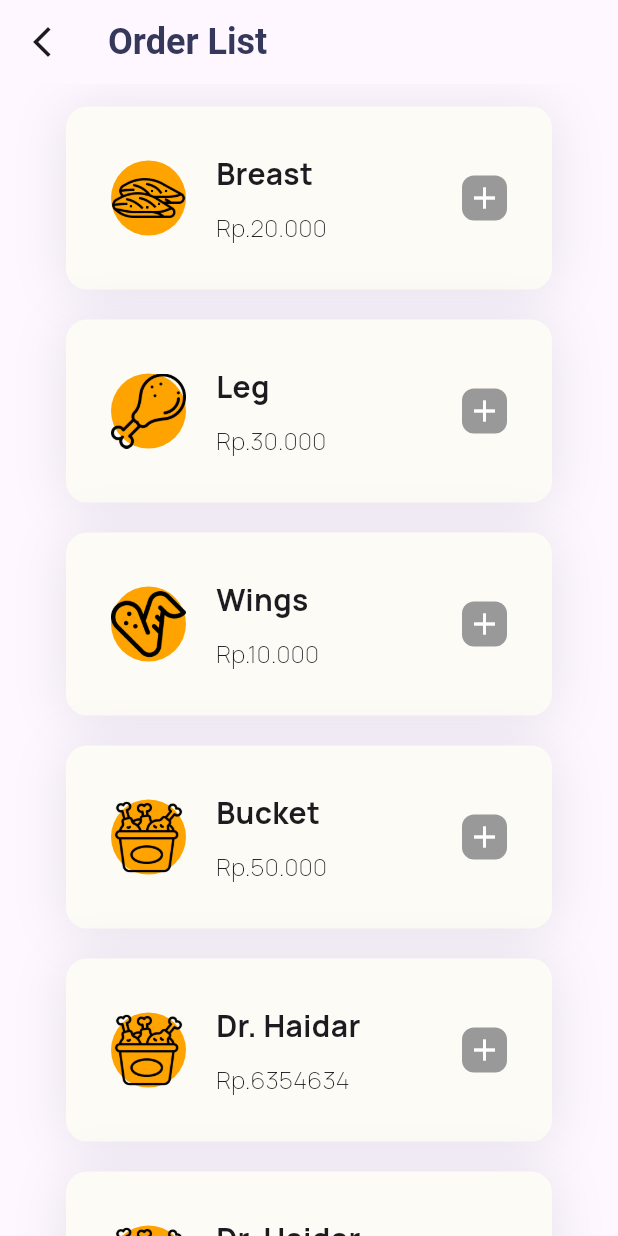
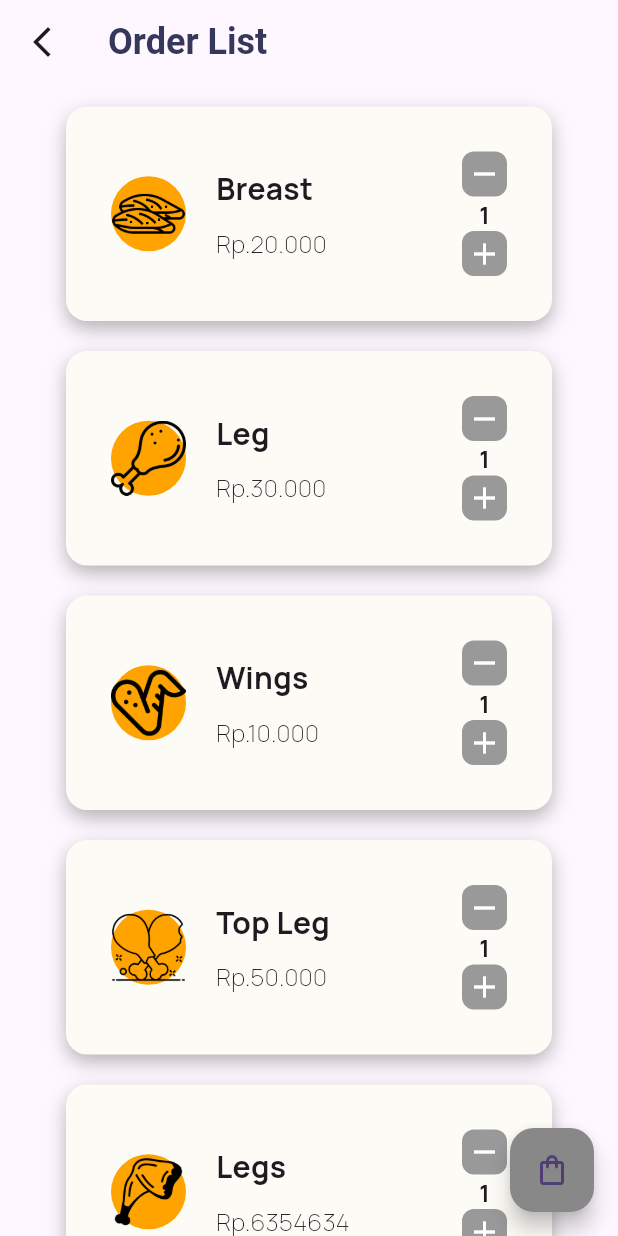
Before and after one commit to Lezazel-Developer/mobile-lezazel, a Flutter app: the HomeScreen screen opened by its route, after a tap on the "shopping cart" icon, on a phone screen of 412 x 824 dp. Run offline on Flutter 3.47's test engine with Material 3 defaults, Android fonts, the phone set to English and light mode, and no system bars; our stand-ins replace flutter_feather_icons, google_fonts, lottie.

Commit message:
add cart

```diff
--- a/lib/auth/sign_in.dart
+++ b/lib/auth/sign_in.dart
@@ -1,6 +1,5 @@
 import 'package:flutter/material.dart';
 import 'package:google_fonts/google_fonts.dart';
-import 'package:lezazel_flutter/screen/home_screen.dart';
 import 'package:lezazel_flutter/widget/form.dart';
 
 class SignIn extends StatefulWidget {
@@ -110,7 +109,8 @@ class _SignInState extends State<SignIn> {
                   top: 250,
                   child: Container(
                       alignment: Alignment.centerLeft,
-                      child: Image.asset('assets/images/ayam_kecil.png', height: 200)),
+                      child: Image.asset('assets/images/ayam_kecil.png',
+                          height: 200)),
                 )
               ],
             ),
--- a/lib/auth/sign_up.dart
+++ b/lib/auth/sign_up.dart
@@ -120,7 +120,8 @@ class _SignUpState extends State<SignUp> {
                 Positioned(
                   top: 211,
                   left: 200,
-                  child: Image.asset('assets/images/ayam_besar.png', height: 250),
+                  child:
+                      Image.asset('assets/images/ayam_besar.png', height: 250),
                 ),
               ],
             ),
--- a/lib/main.dart
+++ b/lib/main.dart
@@ -1,6 +1,7 @@
 import 'package:flutter/material.dart';
 import 'package:google_fonts/google_fonts.dart';
 import 'package:lezazel_flutter/screen/cart.dart';
+import 'package:lezazel_flutter/screen/checkout.dart';
 import 'package:lezazel_flutter/screen/home_screen.dart';
 import 'package:lezazel_flutter/screen/splash_screen.dart';
 
@@ -17,11 +18,12 @@ class MyApp extends StatelessWidget {
   Widget build(BuildContext context) {
     return MaterialApp(
       routes: {
-        '/': (context) => const SplashScreen(),
+        '/': (context) => const CartScreen(),
         '/sign_in': (context) => const SignIn(),
         '/sign_up': (context) => const SignUp(),
         '/home': (context) => const HomeScreen(),
         '/cart': (context) => const CartScreen(),
+        '/checkout': (context) => CheckoutPage(),
       },
       debugShowCheckedModeBanner: false,
       title: 'Lezazel',
--- a/lib/models/product.dart
+++ b/lib/models/product.dart
@@ -1,6 +1,6 @@
 import 'package:flutter/material.dart';
 
-class ProductModel  {
+class ProductModel {
   final String image;
   final String title;
   final String price;
@@ -14,40 +14,14 @@ class ProductModel  {
 }
 
 var products = [
-  ProductModel(
-      title: 'Breast',
-      image: 'chicken-breast.png',
-      price: '20.000'),
-
-ProductModel(
-      title: 'Leg',
-      image: 'chicken-leg.png',
-      price: '30.000'),
-
-ProductModel(
-      title: 'Wings',
-      image: 'chicken-wings.png',
-      price: '10.000'),
-
-ProductModel(
-      title: 'Bucket',
-      image: 'chicken-bucket.png',
-      price: '50.000'),
-
-  ProductModel(
-      title: 'Dr. Haidar',
-      image: 'chicken-bucket.png',
-      price: '6354634'),
-
-  ProductModel(
-      title: 'Dr. Haidar',
-      image: 'chicken-bucket.png',
-      price: '3456345'),
-
-  ProductModel(
-      title: 'Dr. Haidar',
-      image: 'chicken-bucket.png',
-      price: '356354'),
-
-
+  const ProductModel(
+      title: 'Breast', image: 'chicken-breast.png', price: '20.000'),
+  const ProductModel(title: 'Leg', image: 'chicken-leg.png', price: '30.000'),
+  const ProductModel(
+      title: 'Wings', image: 'chicken-wings.png', price: '10.000'),
+  const ProductModel(
+      title: 'Top Leg', image: 'chicken-legtop.png', price: '50.000'),
+  const ProductModel(title: 'Legs', image: 'leg.png', price: '6354634'),
+  const ProductModel(
+      title: 'Bucket', image: 'chicken-bucket.png', price: '3456345'),
 ];
--- a/lib/screen/cart.dart
+++ b/lib/screen/cart.dart
@@ -1,42 +1,65 @@
+import 'package:flutter/cupertino.dart';
 import 'package:flutter/material.dart';
+import 'package:flutter/widgets.dart';
 import 'package:google_fonts/google_fonts.dart';
 
 import '../models/product.dart';
 
-class CartScreen extends StatelessWidget {
+class CartScreen extends StatefulWidget {
   const CartScreen({super.key});
+
+  @override
+  State<CartScreen> createState() => _CartScreenState();
+}
+
+class _CartScreenState extends State<CartScreen> {
+  List<int> quantities = [];
+
+  @override
+  void initState() {
+    super.initState();
+    quantities = List<int>.filled(products.length, 1, growable: true);
+  }
 
   @override
   Widget build(BuildContext context) {
     return Scaffold(
+      floatingActionButton: FloatingActionButton(
+        backgroundColor: const Color(0xff888888),
+        onPressed: () {
+          Navigator.of(context).pushNamed('/checkout');
+        },
+        child: const Icon(Icons.shopping_bag_outlined),
+      ),
       appBar: AppBar(
         surfaceTintColor: Colors.white,
         leading: IconButton(
-          icon: Icon(Icons.arrow_back_ios_new),
+          icon: const Icon(Icons.arrow_back_ios_new),
           onPressed: () {
             Navigator.of(context).pop();
           },
         ),
-        title: Text('Order List', style: GoogleFonts.roboto(
-            color: Color(0xff35385A),
+        title: Text('Order List',
+            style: GoogleFonts.roboto(
+                color: const Color(0xff35385A),
                 fontSize: 24,
-            fontWeight: FontWeight.w700
-        )),
+                fontWeight: FontWeight.w700)),
       ),
       body: SafeArea(
         child: SingleChildScrollView(
           padding: const EdgeInsets.symmetric(horizontal: 24),
           child: Column(
-            children:  [
+            children: [
               const SizedBox(height: 15,),
               _products(),
-              const SizedBox(height: 30,),
+              const SizedBox(
+                height: 30,
+              ),
             ],
           ),
         ),
       ),
     );
-  }
   }
 
   ListView _products() {
@@ -44,36 +67,44 @@ ListView _products() {
         padding: const EdgeInsets.symmetric(horizontal: 20),
         physics: const NeverScrollableScrollPhysics(),
         shrinkWrap: true,
-      itemBuilder: (context, index) => buildProduct(products[index]),
+        itemBuilder: (context, index) => buildProduct(products[index], index),
         separatorBuilder: (context, index) => const SizedBox(height: 20),
         itemCount: products.length);
   }
 
-Container buildProduct(ProductModel productmodel) {
-  return Container(
+  Widget buildProduct(ProductModel productmodel, int index) {
+    return Stack(
+      children: [
+        GestureDetector(
+          onTap: () {
+            // Tambahkan logika untuk menampilkan detail produk
+          },
+          child: Container(
             padding: const EdgeInsets.all(30),
             decoration: BoxDecoration(
-        color: Color(0xffFDFBF6),
+                color: const Color(0xffFDFBF6),
                 borderRadius: BorderRadius.circular(14),
-        boxShadow: [BoxShadow(
-            color: const Color(0xff35385A).withOpacity(.12),
-            blurRadius: 30,
-            offset: const Offset(0, 2)
-        )]
-    ),
+                boxShadow: [
+                  BoxShadow(
+                      color: const Color(0xff111111).withOpacity(.3),
+                      blurRadius: 10,
+                      offset: const Offset(0, 5))
+                ]),
             child: Row(
               children: [
                 Container(
-
                   decoration: BoxDecoration(
-              color: Color(0xfffea300),
-              borderRadius: BorderRadius.circular(100)
+                      color: const Color(0xfffea300),
+                      borderRadius: BorderRadius.circular(100)),
+                  child: Image.asset(
+                    'assets/images/${productmodel.image}',
+                    height: 50,
+                    width: 50,
                   ),
-          child: Image.asset('assets/images/${productmodel.image}',
-            height: 50,
-            width: 50,),
                 ),
-        const SizedBox(width: 20,),
+                const SizedBox(
+                  width: 20,
+                ),
                 Flexible(
                   fit: FlexFit.tight,
                   child: Column(
@@ -81,30 +112,77 @@ Container buildProduct(ProductModel productmodel) {
                     children: [
                       Text(
                         productmodel.title,
-                style: GoogleFonts.manrope(fontWeight: FontWeight.bold, fontSize: 20),
+                        style: GoogleFonts.manrope(
+                            fontWeight: FontWeight.bold, fontSize: 20),
                       ),
-              SizedBox(height: 10),
+                      const SizedBox(height: 10),
                       Text(
                         'Rp.${productmodel.price}',
-                style: GoogleFonts.manrope(fontWeight: FontWeight.w100, fontSize: 16),
+                        style: GoogleFonts.manrope(
+                            fontWeight: FontWeight.w100, fontSize: 16),
                       ),
-
-
                     ],
                   ),
                 ),
+                SizedBox(height: 20,),
+                Column(
+                  children: [
                     Container(
                       decoration: BoxDecoration(
-              color: Color(0xff999999),
-              borderRadius: BorderRadius.circular(8)
+                          color: const Color(0xff999999),
+                          borderRadius: BorderRadius.circular(8)),
+                      height: 30,
+                      width: 30,
+                      child: GestureDetector(
+                          onTap: () {
+                            setState(() {
+                              if (quantities[index] > 0) {
+                                quantities[index]--;
+                                if (quantities[index] == 0) {
+                                  quantities.removeAt(index);
+                                  products.removeAt(index);
+                                }
+                              }
+                            });
+                          },
+                          child: const Icon(
+                            Icons.remove,
+                            color: Colors.white,
+                          )),
                     ),
-          child: InkWell(
-              onTap: () {},
-              child: Icon(Icons.add, color: Colors.white,)
+                    const SizedBox(width: 10,),
+                    Text(
+                      '${quantities[index]}',
+                      style: GoogleFonts.manrope(
+                          fontWeight: FontWeight.bold, fontSize: 16),
                     ),
+                    const SizedBox(
+                      width: 10,
+                    ),
+                    Container(
+                      decoration: BoxDecoration(
+                          color: const Color(0xff999999),
+                          borderRadius: BorderRadius.circular(8)),
                       height: 30,
-          width: 30,),
+                      width: 30,
+                      child: GestureDetector(
+                          onTap: () {
+                            setState(() {
+                              quantities[index]++;
+                            });
+                          },
+                          child: const Icon(
+                            Icons.add,
+                            color: Colors.white,
+                          )),
+                    ),
                   ],
                 ),
+              ],
+            ),
+          ),
+        ),
+      ],
     );
   }
+}
--- a/lib/screen/home_screen.dart
+++ b/lib/screen/home_screen.dart
@@ -1,25 +1,20 @@
-import 'package:flutter/cupertino.dart';
 import 'package:flutter/material.dart';
 import 'package:flutter/services.dart';
-import 'package:flutter/widgets.dart';
 import 'package:flutter_feather_icons/flutter_feather_icons.dart';
 import 'package:google_fonts/google_fonts.dart';
 import 'package:lezazel_flutter/models/category.dart';
 import 'package:lezazel_flutter/models/product.dart';
 
-
 var selectedCategory = 0;
 
 class HomeScreen extends StatefulWidget {
-  const HomeScreen({Key? key}) : super(key: key);
+  const HomeScreen({super.key});
 
   @override
   State<HomeScreen> createState() => _HomeScreenState();
 }
 
 class _HomeScreenState extends State<HomeScreen> {
-
-
   @override
   Widget build(BuildContext context) {
     SystemChrome.setSystemUIOverlayStyle(SystemUiOverlayStyle.dark);
@@ -28,11 +23,11 @@ class _HomeScreenState extends State<HomeScreen> {
       // backgroundColor: Color(0xffE4D8C6),
       bottomNavigationBar: bottomNavigationBar(),
       floatingActionButton: FloatingActionButton(
-        backgroundColor: Color(0xff888888),
+        backgroundColor: const Color(0xff888888),
         onPressed: () {
           Navigator.of(context).pushNamed('/cart');
         },
-        child: Icon( Icons.shopping_cart),
+        child: const Icon(Icons.shopping_cart),
       ),
       body: SafeArea(
         child: SingleChildScrollView(
@@ -44,30 +39,40 @@ class _HomeScreenState extends State<HomeScreen> {
               const SizedBox(height: 40),
               Container(
                 decoration: BoxDecoration(
-                  boxShadow: [BoxShadow(
+                  boxShadow: [
+                    BoxShadow(
                       color: Colors.black.withOpacity(.08),
                       blurRadius: 10,
-                    offset: Offset(0, -10),
-                  )],
+                      offset: const Offset(0, -10),
+                    )
+                  ],
                   color: Colors.white,
-                  borderRadius: BorderRadius.vertical(top: Radius.circular(45)),
+                  borderRadius:
+                      const BorderRadius.vertical(top: Radius.circular(45)),
                 ),
                 child: Column(
                   // mainAxisAlignment: MainAxisAlignment.spaceAround,
                   children: [
                     const SizedBox(height: 30),
                     buildSearch(),
-                    const SizedBox(height: 30,),
+                    const SizedBox(
+                      height: 30,
+                    ),
                     // categories(),
-                    const SizedBox(height: 8,),
-                    buildDivider(),
-                    const SizedBox(height: 15,),
+                    const SizedBox(
+                      height: 8,
+                    ),
+                    // buildDivider(),
+                    const SizedBox(
+                      height: 15,
+                    ),
                     _products(),
-                    const SizedBox(height: 30,),
+                    const SizedBox(
+                      height: 30,
+                    ),
                   ],
                 ),
               ),
-
             ],
           ),
         ),
@@ -89,26 +94,29 @@ class _HomeScreenState extends State<HomeScreen> {
     return Container(
       padding: const EdgeInsets.all(30),
       decoration: BoxDecoration(
-          color: Color(0xffEEE4D6),
+          color: const Color(0xffEEE4D6),
           borderRadius: BorderRadius.circular(14),
-          boxShadow: [BoxShadow(
-              color: const Color(0xff35385A).withOpacity(.12),
-              blurRadius: 30,
-              offset: const Offset(0, 2)
-          )]
-      ),
+          boxShadow: [
+            BoxShadow(
+                color: const Color(0xff111111).withOpacity(.3),
+                blurRadius: 10,
+                offset: const Offset(0, 5))
+          ]),
       child: Row(
         children: [
           Container(
             decoration: BoxDecoration(
-              color: Color(0xfffea300),
-                borderRadius: BorderRadius.circular(100)
+                color: const Color(0xfffea300),
+                borderRadius: BorderRadius.circular(100)),
+            child: Image.asset(
+              'assets/images/${productmodel.image}',
+              height: 60,
+              width: 60,
             ),
-            child: Image.asset('assets/images/${productmodel.image}',
-              height: 50,
-              width: 50,),
           ),
-          const SizedBox(width: 20,),
+          const SizedBox(
+            width: 20,
+          ),
           Flexible(
             fit: FlexFit.tight,
             child: Column(
@@ -116,29 +124,31 @@ class _HomeScreenState extends State<HomeScreen> {
               children: [
                 Text(
                   productmodel.title,
-                  style: GoogleFonts.manrope(fontWeight: FontWeight.bold, fontSize: 20),
+                  style: const TextStyle(
+                      fontWeight: FontWeight.bold, fontSize: 20),
                 ),
-                SizedBox(height: 10),
+                const SizedBox(height: 10),
                 Text(
                   'Rp.${productmodel.price}',
-                  style: GoogleFonts.manrope(fontWeight: FontWeight.w100, fontSize: 16),
+                  style: GoogleFonts.manrope(
+                      fontWeight: FontWeight.w100, fontSize: 16),
                 ),
-
-
               ],
             ),
           ),
           Container(
             decoration: BoxDecoration(
-                color: Color(0xff999999),
-                borderRadius: BorderRadius.circular(8)
-            ),
+                color: const Color(0xff999999),
+                borderRadius: BorderRadius.circular(100)),
+            height: 45,
+            width: 45,
             child: InkWell(
                 onTap: () {},
-                child: Icon(Icons.add, color: Colors.white,)
+                child: const Icon(
+                  Icons.arrow_forward_ios_sharp,
+                  color: Colors.white,
+                )),
           ),
-              height: 30,
-              width: 30,),
         ],
       ),
     );
@@ -147,36 +157,32 @@ class _HomeScreenState extends State<HomeScreen> {
   Container buildDivider() {
     return Container(
         width: 270,
-              decoration: BoxDecoration(
-                boxShadow: [
+        decoration: BoxDecoration(boxShadow: [
           BoxShadow(
-                    color: Color(0xffffffff).withOpacity(0.9),
+            color: const Color(0xffffffff).withOpacity(0.9),
             blurRadius: 20,
             offset: const Offset(5, 5),
           )
-                ]
-              ),
-                child: Divider(
-                  thickness: 1.0, color: Color(0xffffffff),
-                )
-            );
+        ]),
+        child: const Divider(
+          thickness: 1.0,
+          color: Color(0xffffffff),
+        ));
   }
-
-
-
-
 
   Container bottomNavigationBar() {
     return Container(
       height: 100,
       decoration: BoxDecoration(
-        boxShadow: [BoxShadow(
+        boxShadow: [
+          BoxShadow(
             color: Colors.black.withOpacity(.03),
             blurRadius: 30,
-          offset: Offset(0, -10),
-        )],
-        color: Color(0xffE6E6E6),
-        borderRadius: BorderRadius.vertical(top: Radius.circular(45)),
+            offset: const Offset(0, -10),
+          )
+        ],
+        color: const Color(0xffE6E6E6),
+        borderRadius: const BorderRadius.vertical(top: Radius.circular(45)),
       ),
       child: Row(
         mainAxisAlignment: MainAxisAlignment.spaceAround,
@@ -201,7 +207,7 @@ class _HomeScreenState extends State<HomeScreen> {
         ),
         Text(
           label,
-          style: TextStyle(fontSize: 12),
+          style: const TextStyle(fontSize: 12),
         ),
       ],
     );
@@ -241,7 +247,6 @@ class _HomeScreenState extends State<HomeScreen> {
       padding: const EdgeInsets.symmetric(horizontal: 15.0),
       child: Row(
         mainAxisAlignment: MainAxisAlignment.spaceBetween,
-
         children: [
           Column(
             crossAxisAlignment: CrossAxisAlignment.start,
@@ -253,11 +258,11 @@ class _HomeScreenState extends State<HomeScreen> {
                   color: Colors.grey[700],
                 ),
               ),
-              const Text(
+              Text(
                 'Hallo Name',
-                style: TextStyle(
-                  fontSize: 24,
-                  fontWeight: FontWeight.w500,
+                style: GoogleFonts.poppins(
+                  fontSize: 26,
+                  fontWeight: FontWeight.w700,
                 ),
               ),
             ],
@@ -266,7 +271,8 @@ class _HomeScreenState extends State<HomeScreen> {
             onPressed: () {
               Navigator.pushNamed(context, '/my-profile');
             },
-            icon: Icon(Icons.account_circle_sharp, color: Color(0xff6b6a6a), size: 45),
+            icon: const Icon(Icons.account_circle_sharp,
+                color: Color(0xff6b6a6a), size: 45),
           ),
         ],
       ),
@@ -280,7 +286,7 @@ class _HomeScreenState extends State<HomeScreen> {
           padding: const EdgeInsets.symmetric(horizontal: 18),
           scrollDirection: Axis.horizontal,
           itemBuilder: (context, index) => GestureDetector(
-            onTap: (){
+                onTap: () {
                   setState(() {
                     selectedCategory = index;
                   });
@@ -306,8 +312,7 @@ class _HomeScreenState extends State<HomeScreen> {
                         : null,
                   ),
                   child: Center(
-                child:
-                Text(
+                    child: Text(
                       Category.all()[index],
                       style: GoogleFonts.manrope(
                         fontWeight: FontWeight.w800,
```
Also changed, not shown: lib/models/category.dart (+10 -13 lines), lib/screen/checkout.dart (added, +324 -0 lines), assets/images/chicken-legtop.png (added), assets/images/leg.png (added). Lines whose indentation alone changed are shown as unchanged.
